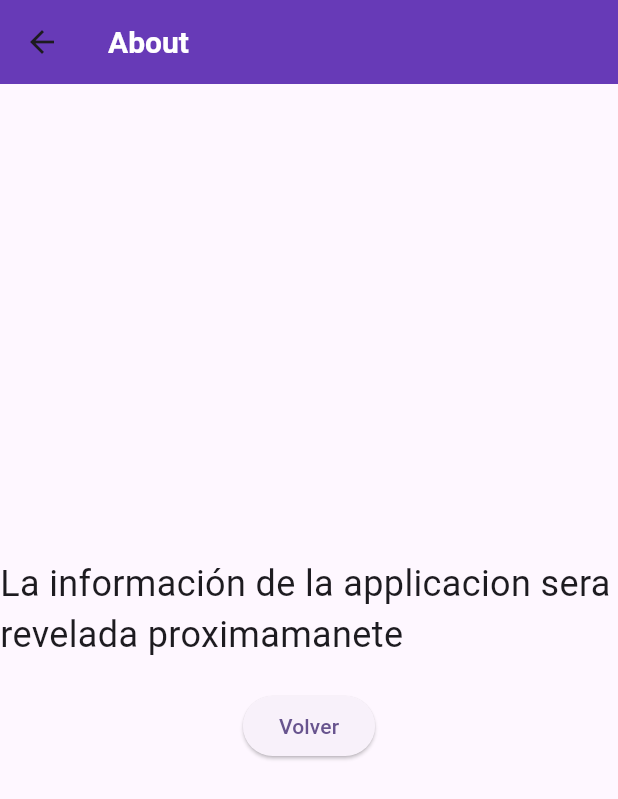
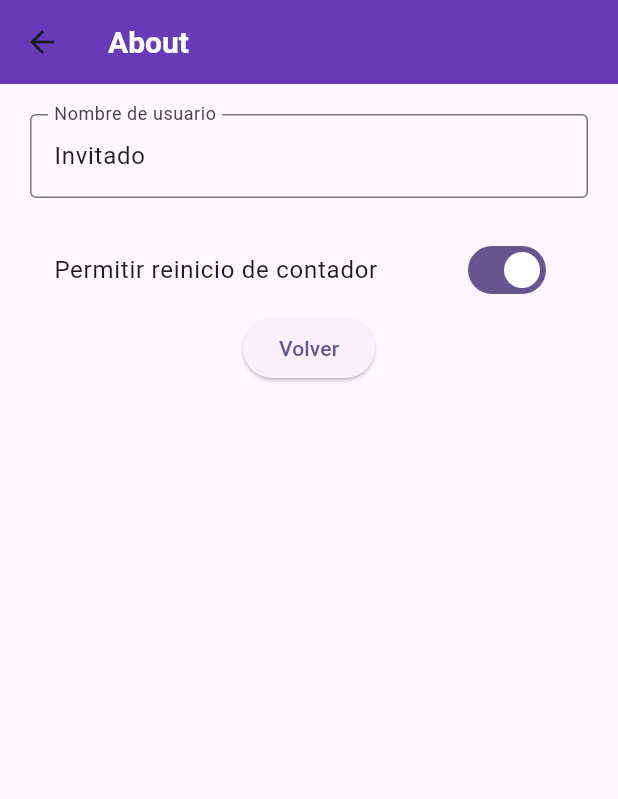
Before and after one commit to XxFabiX/3479A321_2022479033, a Flutter app: the AboutPage screen opened directly, on a phone screen of 412 x 824 dp. Shown: the top 799 px of the screen. Run offline on Flutter 3.47's test engine with Material 3 defaults, Android fonts, the phone set to English and light mode, and no system bars; our stand-ins replace flutter_svg, google_fonts, logger.

Commit message:
Laboratorio6

```diff
--- a/lib/pages/about_page.dart
+++ b/lib/pages/about_page.dart
@@ -1,27 +1,59 @@
 import 'package:flutter/material.dart';
+import 'package:provider/provider.dart';
+import '../provider/app_data.dart';
 
-class AboutPage extends StatelessWidget {
+class AboutPage extends StatefulWidget {
   const AboutPage({super.key});
 
   @override
+  State<AboutPage> createState() => _AboutPageState();
+}
+
+class _AboutPageState extends State<AboutPage> {
+  late TextEditingController _nameController;
+
+  @override
+  void initState() {
+    super.initState();
+    final appData = Provider.of<AppData>(context, listen: false);
+    _nameController = TextEditingController(text: appData.userName);
+  }
+
+  @override
+  void dispose() {
+    _nameController.dispose();
+    super.dispose();
+  }
+
+  @override
   Widget build(BuildContext context) {
+    final appData = Provider.of<AppData>(context);
+
     return Scaffold(
-      appBar: AppBar(
-        title: const Text('About'),
-      ),
-      body: Center(
+      appBar: AppBar(title: const Text('About')),
+      body: Padding(
+        padding: const EdgeInsets.all(20.0),
         child: Column(
-          mainAxisAlignment: MainAxisAlignment.center,
+
           children: [
-            const Text(
-              'La información de la applicacion sera revelada proximamanete',
-              style: TextStyle(fontSize: 24),
+            TextField(
+              controller: _nameController,
+              decoration: const InputDecoration(
+                labelText: 'Nombre de usuario',
+                border: OutlineInputBorder(),
+              ),
+              onChanged: appData.updateUser,  //actualizacion
             ),
             const SizedBox(height: 20),
+            SwitchListTile(
+              title: const Text('Permitir reinicio de contador'),
+              value: appData.allowReset,
+              onChanged: (value) {
+                Provider.of<AppData>(context, listen: false).toggleReset(value);
+              },
+            ),
             ElevatedButton(
-              onPressed: () {
-                Navigator.pop(context); //volver atras
-              },
+              onPressed: () => Navigator.pop(context),
               child: const Text('Volver'),
             ),
           ],
--- /dev/null
+++ b/lib/provider/app_data.dart
@@ -0,0 +1,40 @@
+import 'package:flutter/material.dart';
+
+class AppData extends ChangeNotifier {
+  int _counter = 0;
+  String _userName = "Invitado";
+  bool _allowReset = true;
+
+  //get's
+  int get counter => _counter;
+  String get userName => _userName;
+  bool get allowReset => _allowReset;
+
+  //meotodos contador
+  void incrementCounter() {
+    _counter++;
+    notifyListeners();  //notifica a los widget
+  }
+
+  void decrementCounter() {
+    _counter--;
+    notifyListeners();
+  }
+
+  void resetCounter() {
+    if (_allowReset) {
+      _counter = 0;
+      notifyListeners();
+    }
+  }
+
+  void updateUser(String newName) {
+    _userName = newName;
+    notifyListeners();
+  }
+
+  void toggleReset(bool value) {
+    _allowReset = value;
+    notifyListeners();
+  }
+}
--- a/pubspec.yaml
+++ b/pubspec.yaml
@@ -15,6 +15,7 @@ dependencies:
   flutter_svg: ^2.0.17
   google_fonts: ^6.2.1
   logger: ^2.5.0
+  provider: ^6.1.5
 
 dev_dependencies:
   flutter_test:
```
Also changed, not shown: lib/main.dart (+12 -1 lines), lib/pages/home_page.dart (+73 -19 lines), pubspec.lock.
